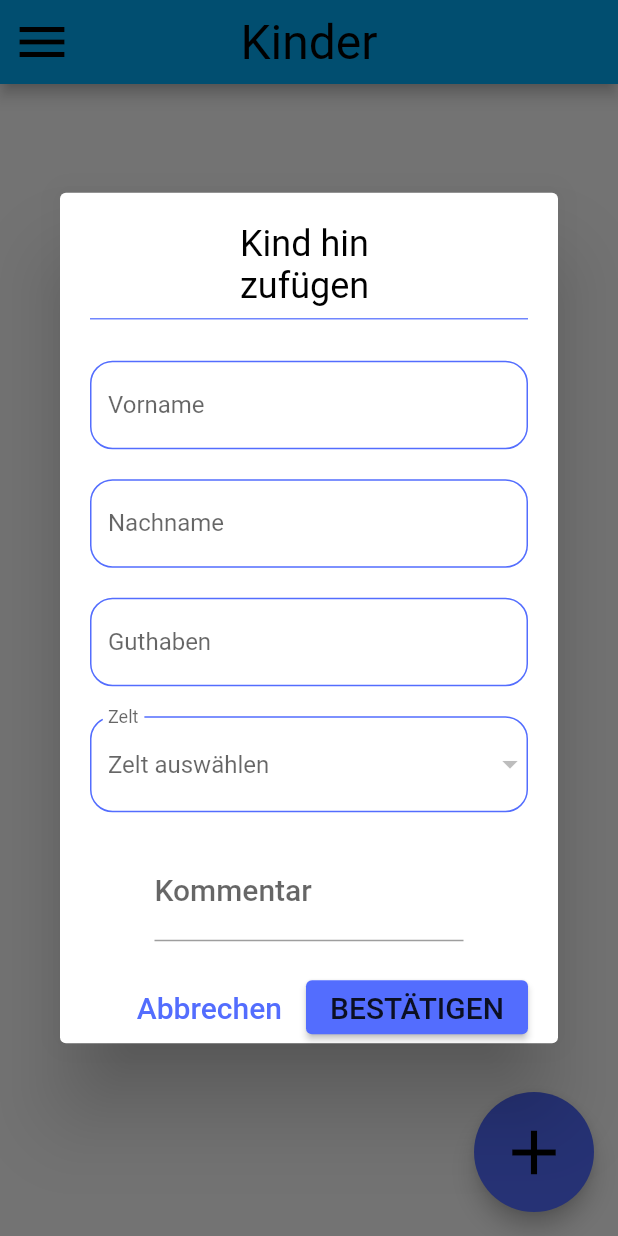
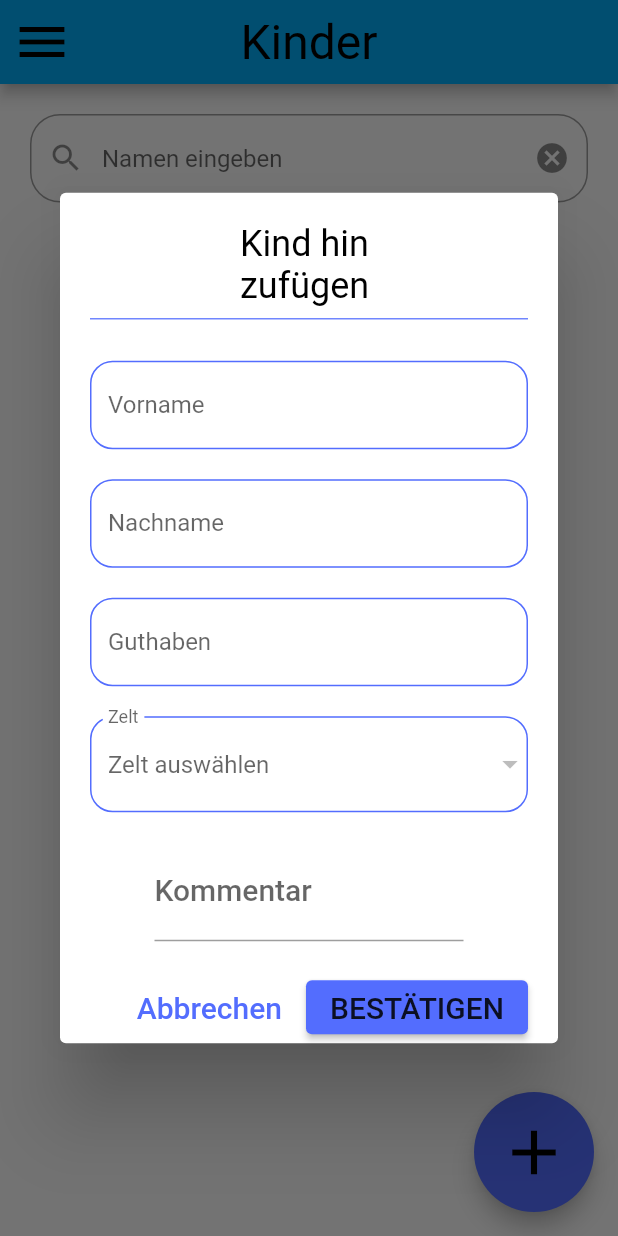
Before and after one commit to Filip-Boron/Kiosk, a Flutter app: the KinderScreen screen opened by its route, after a tap on the "add" icon, on a phone screen of 412 x 824 dp. Run offline on Flutter 3.47's test engine with Material 2 defaults, Android fonts, the phone set to English and light mode, and no system bars; our stand-ins replace equatable, flutter_bloc, fluttertoast, hive, hive_flutter; accounts and stored records are empty.

Commit message:
#9 Suchleiste

```diff
--- a/lib/modules/kinder/data/kind.dart
+++ b/lib/modules/kinder/data/kind.dart
@@ -26,6 +26,10 @@ class Kind {
   @HiveField(5)
   String dbkey;
 
+  String get bezeichnung {
+    return '$vorname $nachname';
+  }
+
   static Kind copy(Kind kind) {
     return Kind(
       vorname: kind.vorname,
--- a/lib/modules/kinder/logic/kinder_cubit.dart
+++ b/lib/modules/kinder/logic/kinder_cubit.dart
@@ -24,7 +24,10 @@ class KinderCubit extends Cubit<KinderState> {
       return true;
     }
 
-    emit(state.copyWith(status: KinderStatus.loaded, kinderList: kinderList));
+    emit(state.copyWith(
+        status: KinderStatus.loaded,
+        kinderList: kinderList,
+        fullList: kinderList));
     return true;
   }
 
@@ -56,7 +59,10 @@ class KinderCubit extends Cubit<KinderState> {
       }
       context.read<KindRepository>().add(kind);
     }
-    emit(state.copyWith(status: KinderStatus.loaded, kinderList: kinderList));
+    emit(state.copyWith(
+        status: KinderStatus.loaded,
+        kinderList: kinderList,
+        fullList: kinderList));
   }
 
   Future editAction(int index, BuildContext context) async {
@@ -93,7 +99,10 @@ class KinderCubit extends Cubit<KinderState> {
       context.read<KindRepository>().edit(editKind);
     }
 
-    emit(state.copyWith(status: KinderStatus.loaded, kinderList: kinderList));
+    emit(state.copyWith(
+        status: KinderStatus.loaded,
+        kinderList: kinderList,
+        fullList: kinderList));
   }
 
   Future deleteAction(int index, BuildContext context) async {
@@ -115,7 +124,10 @@ class KinderCubit extends Cubit<KinderState> {
       context.read<ZelteCubit>().subZelt(kind.zelt!.nummer, context);
     }
 
-    emit(state.copyWith(status: KinderStatus.loaded, kinderList: kinderList));
+    emit(state.copyWith(
+        status: KinderStatus.loaded,
+        kinderList: kinderList,
+        fullList: kinderList));
   }
 
   Future<bool?> _showDeleteDialog(BuildContext context) {
@@ -165,4 +177,19 @@ class KinderCubit extends Cubit<KinderState> {
   Kind getKindByIndex(int index) {
     return state.kinderList[index];
   }
+
+  void searchKind(String query, BuildContext context) {
+    if (query.isEmpty) {
+      fetchData(context);
+    }
+
+    emit(state.copyWith(status: KinderStatus.editing));
+
+    List<Kind> kinderList = state.fullList
+        .where((kind) =>
+            kind.bezeichnung.toLowerCase().contains(query.toLowerCase()))
+        .toList();
+
+    emit(state.copyWith(status: KinderStatus.loaded, kinderList: kinderList));
+  }
 }
--- a/lib/modules/kinder/logic/kinder_state.dart
+++ b/lib/modules/kinder/logic/kinder_state.dart
@@ -12,18 +12,23 @@ extension KinderStatusX on KinderStatus {
 }
 
 class KinderState extends Equatable {
-  const KinderState({required this.kinderList, required this.status});
+  const KinderState(
+      {required this.kinderList, required this.status, required this.fullList});
   const KinderState.initial()
       : status = KinderStatus.initial,
-        kinderList = const [];
+        kinderList = const [],
+        fullList = const [];
 
   final List<Kind> kinderList;
   final KinderStatus status;
+  final List<Kind> fullList;
 
-  KinderState copyWith({List<Kind>? kinderList, KinderStatus? status}) {
+  KinderState copyWith(
+      {List<Kind>? kinderList, KinderStatus? status, List<Kind>? fullList}) {
     return KinderState(
       kinderList: kinderList ?? this.kinderList,
       status: status ?? this.status,
+      fullList: fullList ?? this.fullList,
     );
   }
 
@@ -31,5 +36,6 @@ class KinderState extends Equatable {
   List<Object?> get props => [
         kinderList,
         status,
+        fullList,
       ];
 }
--- a/lib/modules/kinder/presentation/kinder_screen.dart
+++ b/lib/modules/kinder/presentation/kinder_screen.dart
@@ -5,6 +5,7 @@ import 'package:kiosk/modules/drawer/custom_drawer.dart';
 import 'package:kiosk/modules/kinder/logic/kinder_cubit.dart';
 import 'package:kiosk/modules/kinder/logic/kinder_state.dart';
 import 'package:kiosk/modules/kinder/presentation/widgets/kinder_grid.dart';
+import 'package:kiosk/modules/kinder/presentation/widgets/kinder_searchbar.dart';
 
 class KinderScreen extends StatelessWidget {
   const KinderScreen({Key? key}) : super(key: key);
@@ -22,7 +23,11 @@ class KinderScreen extends StatelessWidget {
         icon: Icons.add,
         pressAction: context.read<KinderCubit>().addAction,
       ),
-      body: BlocBuilder<KinderCubit, KinderState>(
+      body: Column(
+        mainAxisSize: MainAxisSize.min,
+        children: [
+          KinderSearchbar(),
+          BlocBuilder<KinderCubit, KinderState>(
             builder: (context, state) {
               if (state.status.isLoaded || state.status.isEditing) {
                 return KinderGrid(
@@ -45,6 +50,8 @@ class KinderScreen extends StatelessWidget {
               }
             },
           ),
+        ],
+      ),
     );
   }
 }
--- a/lib/modules/kinder/presentation/widgets/kinder_grid.dart
+++ b/lib/modules/kinder/presentation/widgets/kinder_grid.dart
@@ -15,7 +15,8 @@ class KinderGrid extends StatelessWidget {
   final Function(int, BuildContext) actionSecondary;
   @override
   Widget build(BuildContext context) {
-    return GridView.builder(
+    return Expanded(
+      child: GridView.builder(
         padding: const EdgeInsets.only(top: paddingStandard),
         itemCount: kinderList.length,
         gridDelegate: SliverGridDelegateWithMaxCrossAxisExtent(
@@ -56,8 +57,10 @@ class KinderGrid extends StatelessWidget {
                     ),
                   ),
                   Divider(
-                  color:
-                      Theme.of(context).colorScheme.secondary.withOpacity(0.83),
+                    color: Theme.of(context)
+                        .colorScheme
+                        .secondary
+                        .withOpacity(0.83),
                     thickness: 1.5,
                   ),
                   Padding(
@@ -104,6 +107,7 @@ class KinderGrid extends StatelessWidget {
             ),
           );
         },
+      ),
     );
   }
 }
--- /dev/null
+++ b/lib/modules/kinder/presentation/widgets/kinder_searchbar.dart
@@ -0,0 +1,38 @@
+import 'package:flutter/material.dart';
+import 'package:flutter_bloc/flutter_bloc.dart';
+import 'package:kiosk/constants/app_constants.dart';
+import 'package:kiosk/modules/kinder/logic/kinder_cubit.dart';
+
+class KinderSearchbar extends StatelessWidget {
+  KinderSearchbar({Key? key}) : super(key: key);
+
+  final TextEditingController _controller = TextEditingController();
+  @override
+  Widget build(BuildContext context) {
+    return Container(
+      margin: const EdgeInsets.all(marginStandard),
+      child: TextFormField(
+        controller: _controller,
+        decoration: InputDecoration(
+          prefixIcon: const Icon(Icons.search),
+          hintText: 'Namen eingeben',
+          border: OutlineInputBorder(
+            borderRadius: BorderRadius.circular(20),
+            borderSide:
+                BorderSide(color: Theme.of(context).colorScheme.secondary),
+          ),
+          suffixIcon: IconButton(
+            icon: Icon(Icons.cancel),
+            onPressed: () {
+              _controller.clear();
+              context.read<KinderCubit>().searchKind(_controller.text, context);
+            },
+          ),
+        ),
+        onChanged: (input) {
+          context.read<KinderCubit>().searchKind(input, context);
+        },
+      ),
+    );
+  }
+}
```
Lines whose indentation alone changed are shown as unchanged.
